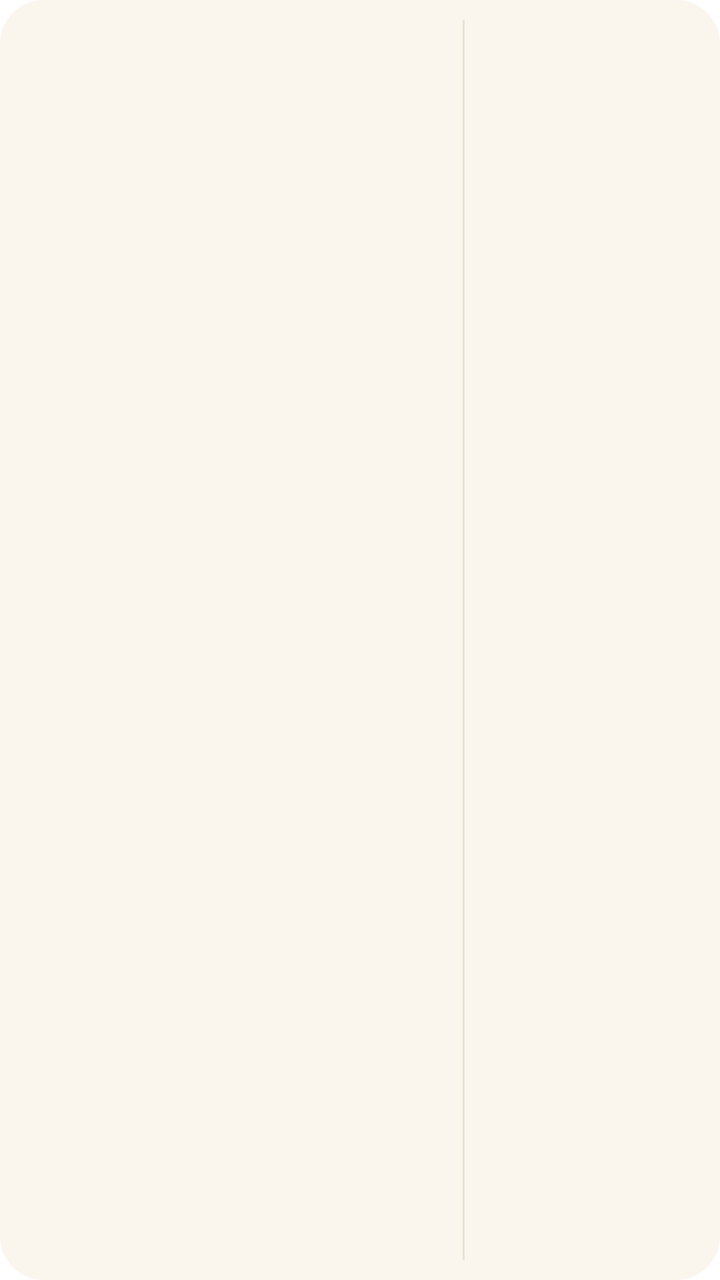
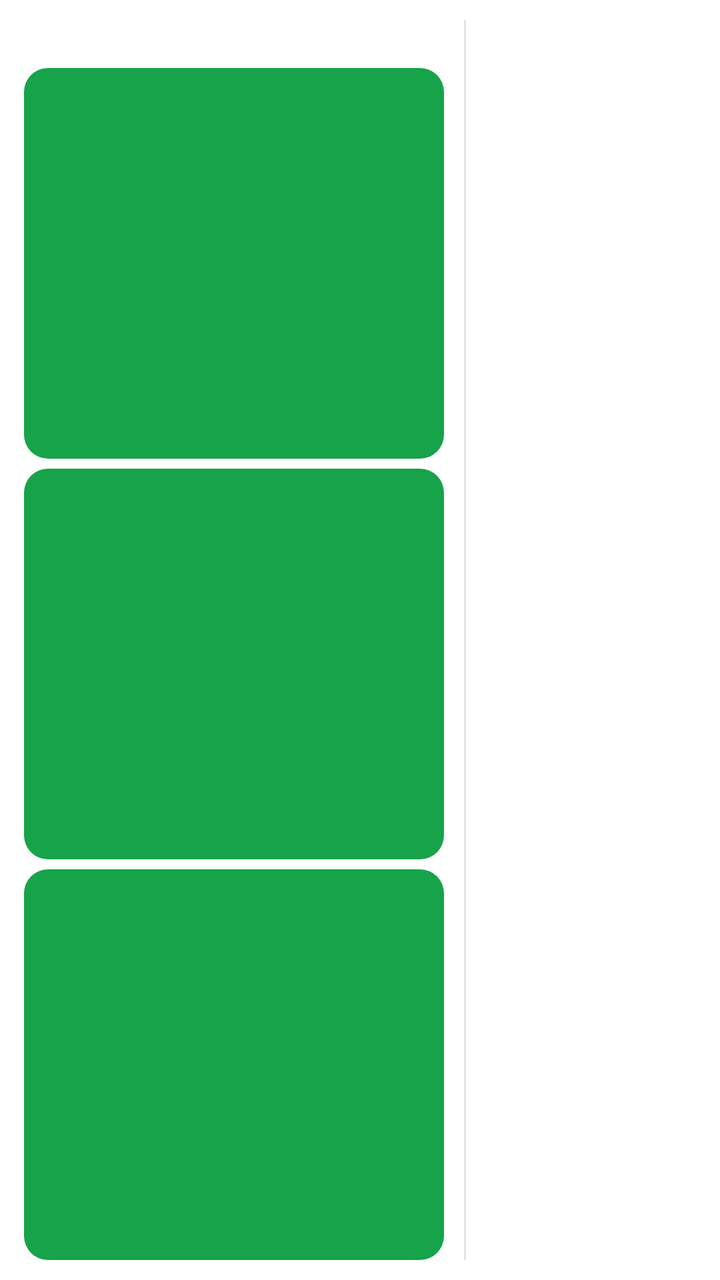

Compare the two renders of this Android layout. The source of the first and the diff that turns it into the second are given below.
<!-- AndroidManifest.xml: fallback theme Theme.MaterialComponents.DayNight.NoActionBar -->
<!-- res/layout/bim_widget.xml -->
<?xml version="1.0" encoding="utf-8"?>
<LinearLayout xmlns:android="http://schemas.android.com/apk/res/android"
    android:id="@+id/root"
    android:layout_width="match_parent"
    android:layout_height="match_parent"
    android:background="@drawable/bim_widget_bg"
    android:orientation="horizontal"
    android:paddingStart="14dp"
    android:paddingTop="10dp"
    android:paddingEnd="14dp"
    android:paddingBottom="10dp"
    android:weightSum="6">

    <LinearLayout
        android:layout_width="0dp"
        android:layout_height="match_parent"
        android:layout_weight="4"
        android:orientation="vertical">
        <TextView
            android:id="@+id/left_title"
            android:layout_width="match_parent"
            android:layout_height="wrap_content"
            android:ellipsize="end"
            android:maxLines="1"
            android:textColor="@color/bim_widget_sub"
            android:textSize="12sp"
            android:textStyle="bold" />
        <TextView
            android:id="@+id/t1"
            android:layout_width="match_parent"
            android:layout_height="wrap_content"
            android:ellipsize="end"
            android:maxLines="1"
            android:textColor="@color/bim_widget_ink"
            android:textSize="14sp"
            android:paddingTop="4dp" />
        <TextView
            android:id="@+id/t2"
            android:layout_width="match_parent"
            android:layout_height="wrap_content"
            android:ellipsize="end"
            android:maxLines="1"
            android:textColor="@color/bim_widget_ink"
            android:textSize="14sp"
            android:paddingTop="4dp" />
        <TextView
            android:id="@+id/t3"
            android:layout_width="match_parent"
            android:layout_height="wrap_content"
            android:ellipsize="end"
            android:maxLines="1"
            android:textColor="@color/bim_widget_ink"
            android:textSize="14sp"
            android:paddingTop="4dp" />
        <TextView
            android:id="@+id/t4"
            android:layout_width="match_parent"
            android:layout_height="wrap_content"
            android:ellipsize="end"
            android:maxLines="1"
            android:textColor="@color/bim_widget_ink"
            android:textSize="14sp"
            android:paddingTop="4dp" />
    </LinearLayout>

    <FrameLayout
        android:layout_width="1dp"
        android:layout_height="match_parent"
        android:layout_marginStart="10dp"
        android:layout_marginEnd="10dp"
        android:background="@color/bim_widget_line" />

    <LinearLayout
        android:layout_width="0dp"
        android:layout_height="match_parent"
        android:layout_weight="2"
        android:orientation="vertical">
        <TextView
            android:id="@+id/right_title"
            android:layout_width="match_parent"
            android:layout_height="wrap_content"
            android:ellipsize="end"
            android:maxLines="1"
            android:textColor="@color/bim_widget_sub"
            android:textSize="12sp"
            android:textStyle="bold" />
        <TextView
            android:id="@+id/week"
            android:layout_width="match_parent"
            android:layout_height="wrap_content"
            android:ellipsize="end"
            android:maxLines="1"
            android:textColor="@color/bim_widget_sub"
            android:textSize="11sp"
            android:textStyle="bold" />
        <TextView
            android:id="@+id/a1"
            android:layout_width="match_parent"
            android:layout_height="wrap_content"
            android:ellipsize="end"
            android:maxLines="1"
            android:textColor="@color/bim_widget_ink"
            android:textSize="13sp"
            android:paddingTop="4dp" />
        <TextView
            android:id="@+id/a2"
            android:layout_width="match_parent"
            android:layout_height="wrap_content"
            android:ellipsize="end"
            android:maxLines="1"
            android:textColor="@color/bim_widget_ink"
            android:textSize="13sp"
            android:paddingTop="4dp" />
        <TextView
            android:id="@+id/a3"
            android:layout_width="match_parent"
            android:layout_height="wrap_content"
            android:ellipsize="end"
            android:maxLines="1"
            android:textColor="@color/bim_widget_ink"
            android:textSize="13sp"
            android:paddingTop="4dp" />
        <TextView
            android:id="@+id/a4"
            android:layout_width="match_parent"
            android:layout_height="wrap_content"
            android:ellipsize="end"
            android:maxLines="1"
            android:textColor="@color/bim_widget_ink"
            android:textSize="13sp"
            android:paddingTop="4dp" />
    </LinearLayout>
</LinearLayout>
<!-- resources referenced by this layout -->
<resources>
  <color name="bim_widget_ink">#FF1C1917</color>
  <color name="bim_widget_line">#FFE9E1D4</color>
  <color name="bim_widget_sub">#FF78716C</color>
  <!-- drawable bim_widget_bg (drawable) -->
  <?xml version="1.0" encoding="utf-8"?>
  <shape xmlns:android="http://schemas.android.com/apk/res/android" android:shape="rectangle">
      <solid android:color="@color/bim_widget_bg" />
      <corners android:radius="22dp" />
  </shape>
  <color name="bim_widget_bg">#FFFAF6EE</color>
</resources>

<!-- the commit's change to res/layout/bim_widget.xml (unified diff, before → after) -->
@@ -5,9 +5,9 @@
     android:layout_height="match_parent"
     android:background="@drawable/bim_widget_bg"
     android:orientation="horizontal"
-    android:paddingStart="14dp"
+    android:paddingStart="12dp"
     android:paddingTop="10dp"
-    android:paddingEnd="14dp"
+    android:paddingEnd="12dp"
     android:paddingBottom="10dp"
     android:weightSum="6">
 
@@ -22,45 +22,54 @@
             android:layout_height="wrap_content"
             android:ellipsize="end"
             android:maxLines="1"
-            android:textColor="@color/bim_widget_sub"
-            android:textSize="12sp"
+            android:textColor="@color/bim_widget_ink"
+            android:textSize="14sp"
             android:textStyle="bold" />
         <TextView
             android:id="@+id/t1"
             android:layout_width="match_parent"
-            android:layout_height="wrap_content"
+            android:layout_height="0dp"
+            android:layout_weight="1"
+            android:layout_marginTop="5dp"
+            android:background="@drawable/bim_w_personnel"
             android:ellipsize="end"
-            android:maxLines="1"
-            android:textColor="@color/bim_widget_ink"
-            android:textSize="14sp"
-            android:paddingTop="4dp" />
+            android:gravity="center_vertical"
+            android:maxLines="2"
+            android:paddingStart="10dp"
+            android:paddingEnd="10dp"
+            android:textColor="#FFFFFFFF"
+            android:textSize="16sp"
+            android:textStyle="bold" />
         <TextView
             android:id="@+id/t2"
             android:layout_width="match_parent"
-            android:layout_height="wrap_content"
+            android:layout_height="0dp"
+            android:layout_weight="1"
+            android:layout_marginTop="5dp"
+            android:background="@drawable/bim_w_personnel"
             android:ellipsize="end"
-            android:maxLines="1"
-            android:textColor="@color/bim_widget_ink"
-            android:textSize="14sp"
-            android:paddingTop="4dp" />
+            android:gravity="center_vertical"
+            android:maxLines="2"
+            android:paddingStart="10dp"
+            android:paddingEnd="10dp"
+            android:textColor="#FFFFFFFF"
+            android:textSize="16sp"
+            android:textStyle="bold" />
         <TextView
             android:id="@+id/t3"
             android:layout_width="match_parent"
-            android:layout_height="wrap_content"
+            android:layout_height="0dp"
+            android:layout_weight="1"
+            android:layout_marginTop="5dp"
+            android:background="@drawable/bim_w_personnel"
             android:ellipsize="end"
-            android:maxLines="1"
-            android:textColor="@color/bim_widget_ink"
-            android:textSize="14sp"
-            android:paddingTop="4dp" />
-        <TextView
-            android:id="@+id/t4"
-            android:layout_width="match_parent"
-            android:layout_height="wrap_content"
-            android:ellipsize="end"
-            android:maxLines="1"
-            android:textColor="@color/bim_widget_ink"
-            android:textSize="14sp"
-            android:paddingTop="4dp" />
+            android:gravity="center_vertical"
+            android:maxLines="2"
+            android:paddingStart="10dp"
+            android:paddingEnd="10dp"
+            android:textColor="#FFFFFFFF"
+            android:textSize="16sp"
+            android:textStyle="bold" />
     </LinearLayout>
 
     <FrameLayout
@@ -81,8 +90,8 @@
             android:layout_height="wrap_content"
             android:ellipsize="end"
             android:maxLines="1"
-            android:textColor="@color/bim_widget_sub"
-            android:textSize="12sp"
+            android:textColor="@color/bim_widget_ink"
+            android:textSize="14sp"
             android:textStyle="bold" />
         <TextView
             android:id="@+id/week"
@@ -91,43 +100,34 @@
             android:ellipsize="end"
             android:maxLines="1"
             android:textColor="@color/bim_widget_sub"
-            android:textSize="11sp"
+            android:textSize="13sp"
             android:textStyle="bold" />
         <TextView
             android:id="@+id/a1"
             android:layout_width="match_parent"
             android:layout_height="wrap_content"
             android:ellipsize="end"
-            android:maxLines="1"
+            android:maxLines="2"
+            android:paddingTop="5dp"
             android:textColor="@color/bim_widget_ink"
-            android:textSize="13sp"
-            android:paddingTop="4dp" />
+            android:textSize="15sp" />
         <TextView
             android:id="@+id/a2"
             android:layout_width="match_parent"
             android:layout_height="wrap_content"
             android:ellipsize="end"
-            android:maxLines="1"
+            android:maxLines="2"
+            android:paddingTop="5dp"
             android:textColor="@color/bim_widget_ink"
-            android:textSize="13sp"
-            android:paddingTop="4dp" />
+            android:textSize="15sp" />
         <TextView
             android:id="@+id/a3"
             android:layout_width="match_parent"
             android:layout_height="wrap_content"
             android:ellipsize="end"
-            android:maxLines="1"
+            android:maxLines="2"
+            android:paddingTop="5dp"
             android:textColor="@color/bim_widget_ink"
-            android:textSize="13sp"
-            android:paddingTop="4dp" />
-        <TextView
-            android:id="@+id/a4"
-            android:layout_width="match_parent"
-            android:layout_height="wrap_content"
-            android:ellipsize="end"
-            android:maxLines="1"
-            android:textColor="@color/bim_widget_ink"
-            android:textSize="13sp"
-            android:paddingTop="4dp" />
+            android:textSize="15sp" />
     </LinearLayout>
 </LinearLayout>
<!-- resource entries referenced after the edit -->
@@ -1,14 +1,20 @@
 <!-- resources referenced by this layout -->
 <resources>
-  <color name="bim_widget_ink">#FF1C1917</color>
-  <color name="bim_widget_line">#FFE9E1D4</color>
-  <color name="bim_widget_sub">#FF78716C</color>
+  <color name="bim_widget_ink">#FF14161B</color>
+  <color name="bim_widget_line">#FFDFE2E8</color>
+  <color name="bim_widget_sub">#FF667085</color>
+  <!-- drawable bim_w_personnel (drawable) -->
+  <?xml version="1.0" encoding="utf-8"?>
+  <shape xmlns:android="http://schemas.android.com/apk/res/android" android:shape="rectangle">
+      <solid android:color="#FF16A34A" />
+      <corners android:radius="12dp" />
+  </shape>
   <!-- drawable bim_widget_bg (drawable) -->
   <?xml version="1.0" encoding="utf-8"?>
   <shape xmlns:android="http://schemas.android.com/apk/res/android" android:shape="rectangle">
       <solid android:color="@color/bim_widget_bg" />
       <corners android:radius="22dp" />
   </shape>
-  <color name="bim_widget_bg">#FFFAF6EE</color>
+  <color name="bim_widget_bg">#FFFFFFFF</color>
 </resources>
 
